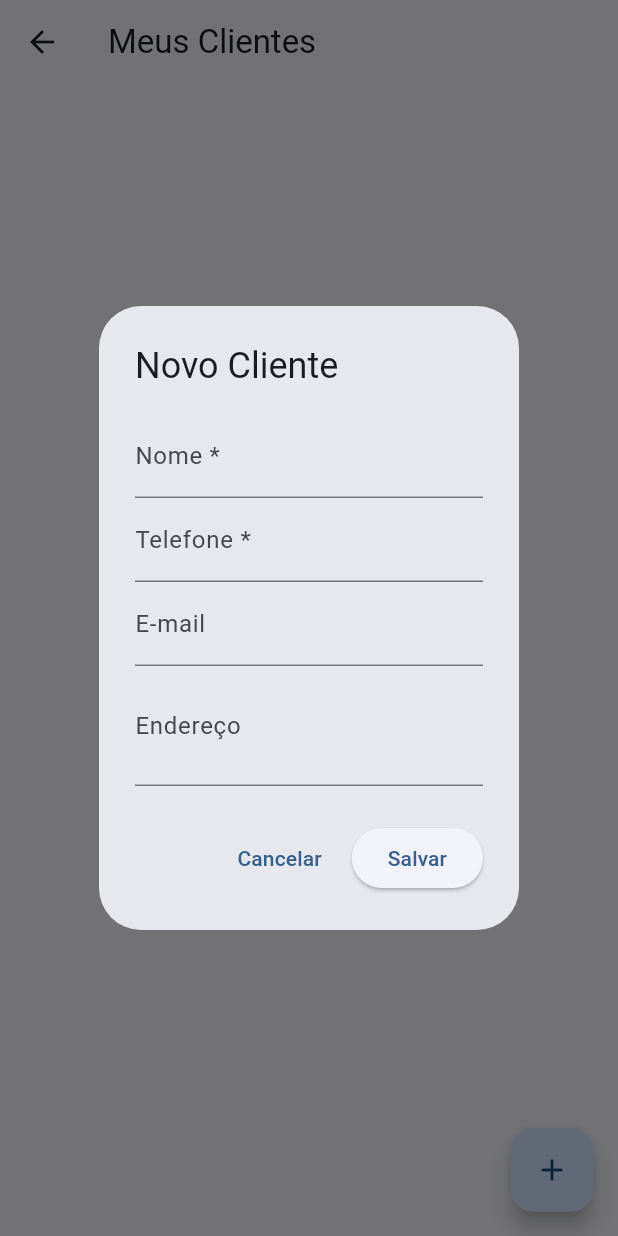
After one commit to JanCarlo300/paintmanager_app, a Flutter app: the ClienteListPage screen opened by its route, after a tap on the "add" icon, on a phone screen of 412 x 824 dp. The commit adds this screen. Run offline on Flutter 3.47's test engine with Material 3 defaults, Android fonts, the phone set to English and light mode, and no system bars; our stand-ins replace cloud_firestore, firebase_auth, firebase_core; accounts and stored records are empty.

Commit message:
feat: CRUD completo de Clientes (Cadastro e Listagem em tempo real)

```diff
--- /dev/null
+++ b/lib/src/apresentacao/controllers/cliente_controller.dart
@@ -0,0 +1,35 @@
+import 'package:flutter/material.dart';
+import '../../dominio/entidades/cliente.dart';
+import '../../dominio/repositorios/repositorio_cliente.dart';
+
+class ClienteController extends ChangeNotifier {
+  final RepositorioCliente _repositorio;
+
+  ClienteController(this._repositorio);
+
+  bool _carregando = false;
+  bool get carregando => _carregando;
+
+  // Stream que traz a lista de clientes em tempo real do Firestore
+  Stream<List<Cliente>> get listaClientes => _repositorio.listarClientes();
+
+  Future<void> salvarCliente(Cliente cliente) async {
+    _carregando = true;
+    notifyListeners();
+
+    try {
+      if (cliente.id == null) {
+        await _repositorio.cadastrarCliente(cliente);
+      } else {
+        await _repositorio.editarCliente(cliente);
+      }
+    } finally {
+      _carregando = false;
+      notifyListeners();
+    }
+  }
+
+  Future<void> removerCliente(String id) async {
+    await _repositorio.excluirCliente(id);
+  }
+}
--- /dev/null
+++ b/lib/src/apresentacao/paginas/cliente_list_page.dart
@@ -0,0 +1,125 @@
+import 'package:flutter/material.dart';
+import 'package:provider/provider.dart';
+import '../../dominio/entidades/cliente.dart';
+import '../controllers/cliente_controller.dart';
+
+class ClienteListPage extends StatelessWidget {
+  const ClienteListPage({super.key});
+
+  @override
+  Widget build(BuildContext context) {
+    final controller = context.read<ClienteController>();
+
+    return Scaffold(
+      appBar: AppBar(title: const Text("Meus Clientes")),
+      body: StreamBuilder<List<Cliente>>(
+        stream: controller.listaClientes,
+        builder: (context, snapshot) {
+          if (snapshot.connectionState == ConnectionState.waiting) {
+            return const Center(child: CircularProgressIndicator());
+          }
+
+          final clientes = snapshot.data ?? [];
+
+          if (clientes.isEmpty) {
+            return const Center(child: Text("Nenhum cliente cadastrado."));
+          }
+
+          return ListView.builder(
+            itemCount: clientes.length,
+            itemBuilder: (context, index) {
+              final cliente = clientes[index];
+              return ListTile(
+                title: Text(cliente.nome),
+                subtitle: Text(cliente.telefone),
+                trailing: IconButton(
+                  icon: const Icon(Icons.delete, color: Colors.red),
+                  onPressed: () => controller.removerCliente(cliente.id!),
+                ),
+              );
+            },
+          );
+        },
+      ),
+      floatingActionButton: FloatingActionButton(
+        onPressed: () => _exibirDialogoCadastro(context),
+        child: const Icon(Icons.add),
+      ),
+    );
+  }
+
+  // Função simples para abrir um popup de cadastro
+  void _exibirDialogoCadastro(BuildContext context) {
+    final nomeController = TextEditingController();
+    final telefoneController = TextEditingController();
+    final emailController = TextEditingController(); // Novo
+    final enderecoController = TextEditingController(); // Novo
+
+    showDialog(
+      context: context,
+      builder: (context) => AlertDialog(
+        title: const Text("Novo Cliente"),
+        // SingleChildScrollView evita que o teclado cubra os campos em telas menores
+        content: SingleChildScrollView(
+          child: Column(
+            mainAxisSize: MainAxisSize.min,
+            children: [
+              TextField(
+                controller: nomeController,
+                decoration: const InputDecoration(labelText: "Nome *"),
+              ),
+              TextField(
+                controller: telefoneController,
+                decoration: const InputDecoration(labelText: "Telefone *"),
+                keyboardType: TextInputType.phone,
+              ),
+              TextField(
+                controller: emailController,
+                decoration: const InputDecoration(labelText: "E-mail"),
+                keyboardType: TextInputType.emailAddress,
+              ),
+              TextField(
+                controller: enderecoController,
+                decoration: const InputDecoration(labelText: "Endereço"),
+                maxLines: 2, // Permite endereços mais longos
+              ),
+            ],
+          ),
+        ),
+        actions: [
+          TextButton(
+            onPressed: () => Navigator.pop(context),
+            child: const Text("Cancelar"),
+          ),
+          ElevatedButton(
+            onPressed: () {
+              // Validação simples: Nome e Telefone são obrigatórios
+              if (nomeController.text.isNotEmpty &&
+                  telefoneController.text.isNotEmpty) {
+                final novoCliente = Cliente(
+                  nome: nomeController.text,
+                  telefone: telefoneController.text,
+                  email: emailController.text.isEmpty
+                      ? null
+                      : emailController.text,
+                  endereco: enderecoController.text.isEmpty
+                      ? null
+                      : enderecoController.text,
+                );
+
+                context.read<ClienteController>().salvarCliente(novoCliente);
+                Navigator.pop(context);
+              } else {
+                // Alerta caso falte dados obrigatórios
+                ScaffoldMessenger.of(context).showSnackBar(
+                  const SnackBar(content: Text("Preencha Nome e Telefone!")),
+                );
+              }
+            },
+            child: const Text("Salvar"),
+          ),
+        ],
+      ),
+    );
+  }
+}
--- /dev/null
+++ b/lib/src/dados/modelos/cliente_model.dart
@@ -0,0 +1,32 @@
+import '../../dominio/entidades/cliente.dart';
+
+class ClienteModel extends Cliente {
+  ClienteModel({
+    super.id,
+    required super.nome,
+    required super.telefone,
+    super.email,
+    super.endereco,
+  });
+
+  // Converte Map do Firestore para o Modelo
+  factory ClienteModel.fromMap(Map<String, dynamic> mapa, String id) {
+    return ClienteModel(
+      id: id,
+      nome: mapa['nome'] ?? '',
+      telefone: mapa['telefone'] ?? '',
+      email: mapa['email'],
+      endereco: mapa['endereco'],
+    );
+  }
+
+  // Converte o Modelo para Map para salvar no Firestore
+  Map<String, dynamic> toMap() {
+    return {
+      'nome': nome,
+      'telefone': telefone,
+      'email': email,
+      'endereco': endereco,
+    };
+  }
+}
--- /dev/null
+++ b/lib/src/dados/repositorios/repositorio_cliente_impl.dart
@@ -0,0 +1,47 @@
+import 'package:cloud_firestore/cloud_firestore.dart';
+import '../../dominio/entidades/cliente.dart';
+import '../../dominio/repositorios/repositorio_cliente.dart';
+import '../modelos/cliente_model.dart';
+
+class RepositorioClienteImpl implements RepositorioCliente {
+  final FirebaseFirestore _firestore = FirebaseFirestore.instance;
+
+  @override
+  Future<void> cadastrarCliente(Cliente cliente) async {
+    final model = ClienteModel(
+      nome: cliente.nome,
+      telefone: cliente.telefone,
+      email: cliente.email,
+      endereco: cliente.endereco,
+    );
+    await _firestore.collection('clientes').add(model.toMap());
+  }
+
+  @override
+  Future<void> editarCliente(Cliente cliente) async {
+    final model = ClienteModel(
+      nome: cliente.nome,
+      telefone: cliente.telefone,
+      email: cliente.email,
+      endereco: cliente.endereco,
+    );
+    await _firestore
+        .collection('clientes')
+        .doc(cliente.id)
+        .update(model.toMap());
+  }
+
+  @override
+  Future<void> excluirCliente(String id) async {
+    await _firestore.collection('clientes').doc(id).delete();
+  }
+
+  @override
+  Stream<List<Cliente>> listarClientes() {
+    return _firestore.collection('clientes').snapshots().map((snapshot) {
+      return snapshot.docs
+          .map((doc) => ClienteModel.fromMap(doc.data(), doc.id))
+          .toList();
+    });
+  }
+}
--- /dev/null
+++ b/lib/src/dominio/entidades/cliente.dart
@@ -0,0 +1,15 @@
+class Cliente {
+  final String? id;
+  final String nome;
+  final String telefone;
+  final String? email;
+  final String? endereco;
+
+  Cliente({
+    this.id,
+    required this.nome,
+    required this.telefone,
+    this.email,
+    this.endereco,
+  });
+}
--- /dev/null
+++ b/lib/src/dominio/repositorios/repositorio_cliente.dart
@@ -0,0 +1,8 @@
+import '../entidades/cliente.dart';
+
+abstract class RepositorioCliente {
+  Future<void> cadastrarCliente(Cliente cliente);
+  Future<void> editarCliente(Cliente cliente);
+  Future<void> excluirCliente(String id);
+  Stream<List<Cliente>> listarClientes();
+}
```
Also changed, not shown: lib/main.dart (+16 -8 lines).
